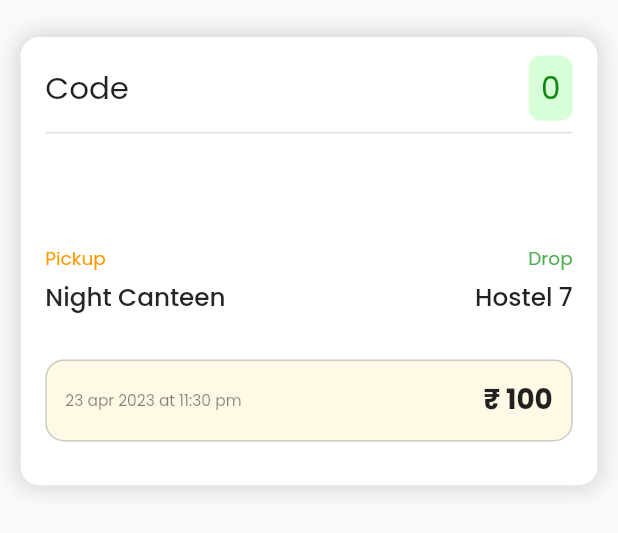
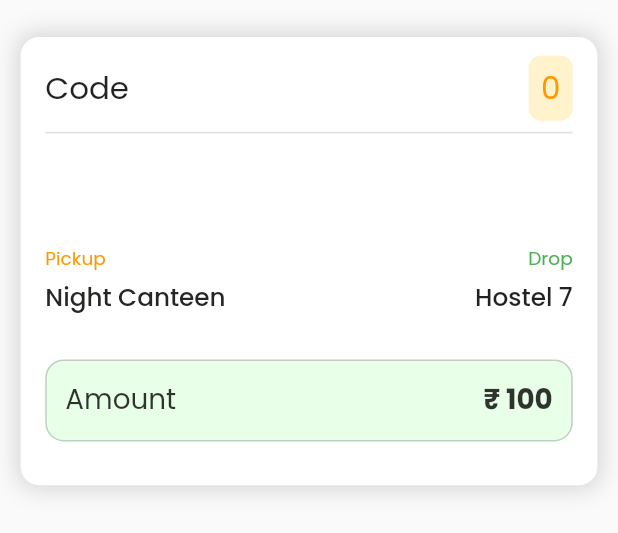
Before and after one commit to kaifakhtar/VoltGo, a Flutter app: the RideStatusWidget widget shown alone on an empty page, opened directly with empty values, on a phone screen of 412 x 824 dp. Shown: the top 533 px of the screen. Run offline on Flutter 3.47's test engine with Material 2 defaults, Android fonts, the phone set to English and light mode, and no system bars; our stand-ins replace cloud_firestore, firebase_auth, firebase_core, flutter_riverpod, flutter_screenutil, font_awesome_flutter and 3 more; accounts and stored records are empty.

Commit message:
color_change

```diff
--- a/lib/widgets/ride_status_widget.dart
+++ b/lib/widgets/ride_status_widget.dart
@@ -53,12 +53,11 @@ class _RideStatusWidgetState extends ConsumerState<RideStatusWidget> {
                   padding: EdgeInsets.symmetric(vertical: 6.h, horizontal: 8.h),
                   decoration: BoxDecoration(
                       borderRadius: BorderRadius.circular(8.h),
-                      color: Color.fromARGB(255, 216, 255, 216)),
+                      color: Colors.amber.withOpacity(.2)),
                   child: Text(
                     widget.code.toString(),
                     style: GoogleFonts.poppins(
-                        fontSize: 20.sp,
-                        color: Color.fromARGB(255, 14, 137, 18)),
+                        fontSize: 20.sp, color: Colors.orange),
                   ),
                 ),
               ],
@@ -138,7 +137,7 @@ class _RideStatusWidgetState extends ConsumerState<RideStatusWidget> {
             // ),
             Container(
               decoration: BoxDecoration(
-                  color: Colors.amber.withOpacity(.1),
+                  color: Color.fromARGB(255, 216, 255, 216).withOpacity(.6),
                   borderRadius: BorderRadius.all(Radius.circular(12.r)),
                   border: Border.all(color: Colors.grey.withOpacity(.5))),
               child: Padding(
@@ -147,15 +146,15 @@ class _RideStatusWidgetState extends ConsumerState<RideStatusWidget> {
                   mainAxisAlignment: MainAxisAlignment.spaceBetween,
                   children: [
                     Text(
-                      '23 apr 2023 at 11:30 pm',
+                      'Amount',
                       style: GoogleFonts.poppins(
-                          fontSize: 10.sp,
-                          color: Colors.black.withOpacity(0.5)),
+                          fontSize: 18.sp, color: Colors.black.withOpacity(.8)),
                     ),
                     Text(
                       '\u20B9 100',
                       style: GoogleFonts.poppins(
                           fontSize: 18.sp,
+                          color: Colors.black.withOpacity(.8),
                           // color:
                           //     Color,
                           fontWeight: FontWeight.w700),
```
Also changed, not shown: lib/widgets/rides_availble.dart (deleted, +0 -19 lines).
